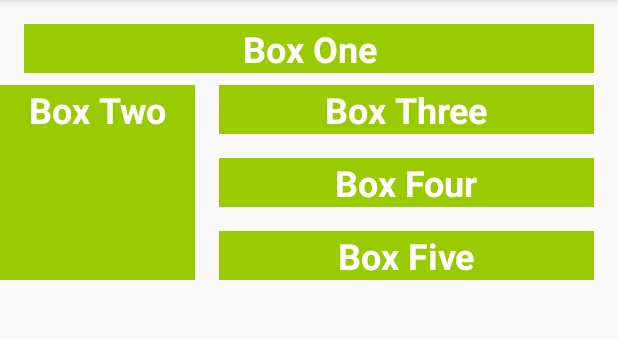
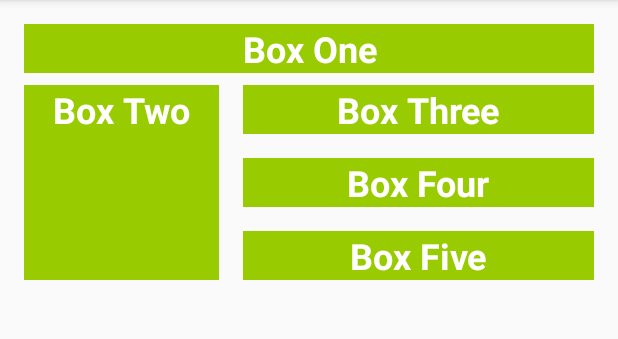
Before and after one commit to Haider8/ColourMyViews-Android, an Android app: the screen it shows after launch (MainActivity), on a phone screen of 412 x 824 dp, the part 84-423 px from its top. Run offline under Robolectric (Android 15) with nearby library versions, the phone set to English and light mode, and no system bars; Roboto replaces fonts that are not available here.

Commit message:
fix: Add horizontal constraint on box two

```diff
--- a/app/src/main/res/layout/activity_main.xml
+++ b/app/src/main/res/layout/activity_main.xml
@@ -20,9 +20,9 @@
             android:text="@string/box_two"
             android:layout_width="130dp"
             android:layout_height="130dp"
-            tools:layout_editor_absoluteX="16dp" android:id="@+id/box_two_text" android:layout_marginTop="8dp"
+            android:id="@+id/box_two_text" android:layout_marginTop="8dp"
             app:layout_constraintTop_toBottomOf="@+id/box_one_text" style="@style/whiteBox"
-    />
+            app:layout_constraintStart_toStartOf="parent" android:layout_marginStart="16dp"/>
     <TextView
             android:text="@string/box_three"
             android:layout_width="0dp"
```
